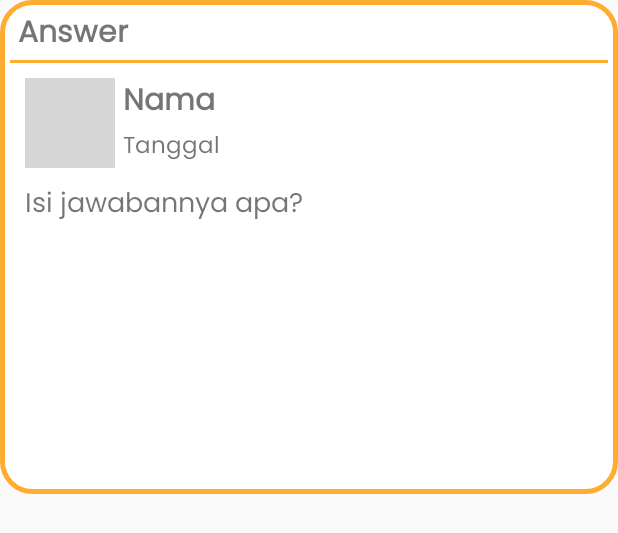
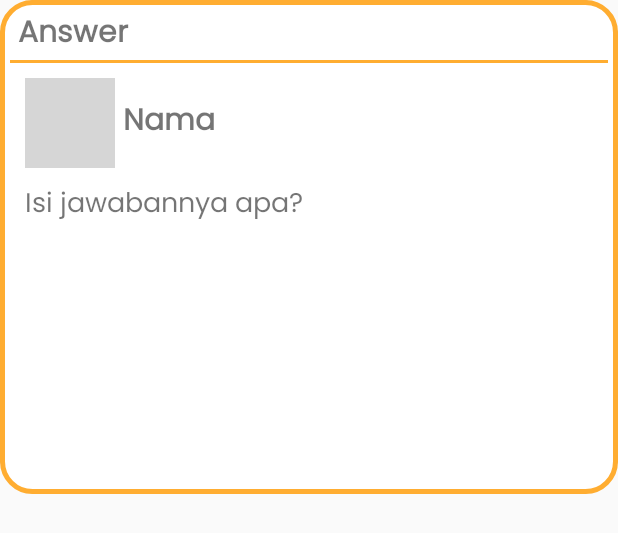
Before and after one commit to PratamaIwang/tanya.in, an Android app: the layout answers.xml on its own in the app's theme, with its tools: preview values and no code run, on a phone screen of 412 x 824 dp. Shown: the top 533 px of the screen. Run offline under Robolectric (Android 15) with nearby library versions, the phone set to English and light mode, and no system bars; grey boxes are pictures that could not be loaded.

Commit message:
komen tanggal

```diff
--- a/app/src/main/res/layout/answers.xml
+++ b/app/src/main/res/layout/answers.xml
@@ -38,7 +38,8 @@
 
         <LinearLayout
             android:layout_width="292dp"
-            android:layout_height="match_parent"
+            android:layout_height="wrap_content"
+            android:layout_gravity="center"
             android:orientation="vertical">
 
             <TextView
@@ -50,13 +51,13 @@
                 android:textStyle="bold"
                 android:fontFamily="@font/poppins_regular"/>
 
-            <TextView
-                android:id="@+id/rvAnswer_Date"
-                android:layout_width="match_parent"
-                android:layout_height="match_parent"
-                android:text="Tanggal"
-                android:textSize="15sp"
-                android:fontFamily="@font/poppins_regular"/>
+<!--            <TextView-->
+<!--                android:id="@+id/rvAnswer_Date"-->
+<!--                android:layout_width="match_parent"-->
+<!--                android:layout_height="match_parent"-->
+<!--                android:text="Tanggal"-->
+<!--                android:textSize="15sp"-->
+<!--                android:fontFamily="@font/poppins_regular"/>-->
         </LinearLayout>
 
     </LinearLayout>
```
Also changed, not shown: app/src/main/res/layout/activity_profile.xml (+13 -13 lines), app/src/main/res/layout/questions.xml (+9 -7 lines).
